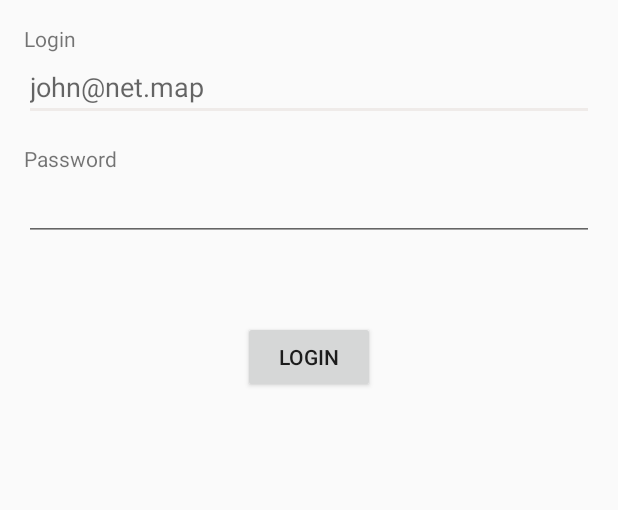
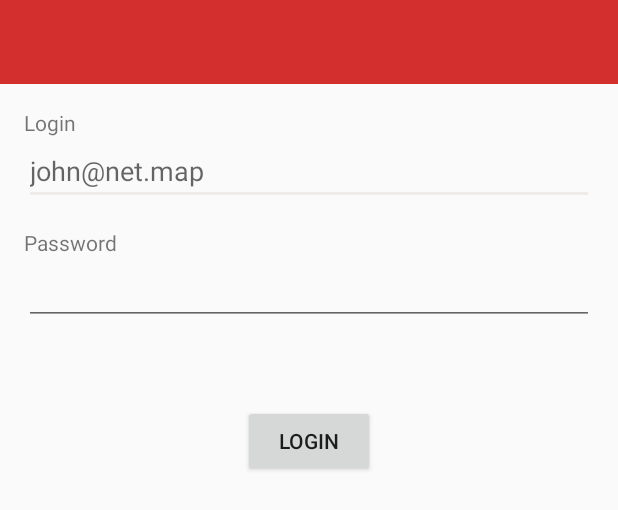
Before and after one commit to adrianodennanni/APScanner, an Android app: the layout activity_login.xml on its own in the app's theme, with its tools: preview values and no code run, on a phone screen of 412 x 824 dp. Shown: the top 510 px of the screen. Run offline under Robolectric (Android 15) with nearby library versions, the phone set to English and light mode, and no system bars.

Commit message:
Individual Toolbar for each Activity

```diff
--- a/app/src/main/AndroidManifest.xml
+++ b/app/src/main/AndroidManifest.xml
@@ -17,6 +17,7 @@
                 <category android:name="android.intent.category.LAUNCHER" />
             </intent-filter>
         </activity>
+        <activity android:name=".activities.FacilitiesActivity"></activity>
     </application>
 
 </manifest>
--- a/app/src/main/res/layout/activity_login.xml
+++ b/app/src/main/res/layout/activity_login.xml
@@ -3,6 +3,23 @@
     xmlns:tools="http://schemas.android.com/tools"
     android:layout_width="match_parent"
     android:layout_height="match_parent"
+    tools:context=".activities.LoginActivity">
+
+    <android.support.v7.widget.Toolbar xmlns:android="http://schemas.android.com/apk/res/android"
+        android:id="@+id/view"
+        android:layout_width="match_parent"
+        android:layout_height="wrap_content"
+        android:background="@color/colorPrimary">
+
+    </android.support.v7.widget.Toolbar>
+
+
+    <RelativeLayout xmlns:android="http://schemas.android.com/apk/res/android"
+        xmlns:tools="http://schemas.android.com/tools"
+        android:layout_width="match_parent"
+        android:layout_height="match_parent"
+        android:layout_alignParentBottom="true"
+        android:layout_below="@+id/view"
         android:paddingBottom="@dimen/activity_vertical_margin"
         android:paddingLeft="@dimen/activity_horizontal_margin"
         android:paddingRight="@dimen/activity_horizontal_margin"
@@ -64,3 +81,4 @@
             android:layout_marginTop="53dp"
             android:text="@string/login" />
     </RelativeLayout>
+</RelativeLayout>
--- /dev/null
+++ b/app/src/main/res/layout/tool_bar.xml
@@ -0,0 +1,6 @@
+<?xml version="1.0" encoding="utf-8"?>
+<android.support.v7.widget.Toolbar xmlns:android="http://schemas.android.com/apk/res/android"
+    android:id="@+id/view"
+    android:layout_width="match_parent"
+    android:layout_height="wrap_content"
+    android:background="@color/colorPrimary"></android.support.v7.widget.Toolbar>
--- a/app/src/main/res/values/strings.xml
+++ b/app/src/main/res/values/strings.xml
@@ -5,5 +5,5 @@
     <string name="login">Login</string>
     <string name="john_doe_email">john@net.map</string>
 
-    <string name="sign_in_url">https://net-map.herokuapp.com/users/sign_in</string>
+    <string name="sign_in_url">http://52.67.105.105:3000/users/sign_in</string>
 </resources>
--- a/app/src/main/res/values/styles.xml
+++ b/app/src/main/res/values/styles.xml
@@ -1,7 +1,7 @@
 <resources>
 
     <!-- Base application theme. -->
-    <style name="AppTheme" parent="Theme.AppCompat.Light.DarkActionBar">
+    <style name="AppTheme" parent="Theme.AppCompat.Light.NoActionBar">
         <!-- Customize your theme here. -->
         <item name="colorPrimary">@color/colorPrimary</item>
         <item name="colorPrimaryDark">@color/colorPrimaryDark</item>
```
Also changed, not shown: app/src/main/java/map/net/apscanner/activities/FacilitiesActivity.java (added, +15 -0 lines), app/src/main/res/layout/activity_facilities.xml (added, +31 -0 lines). Lines whose indentation alone changed are shown as unchanged.
